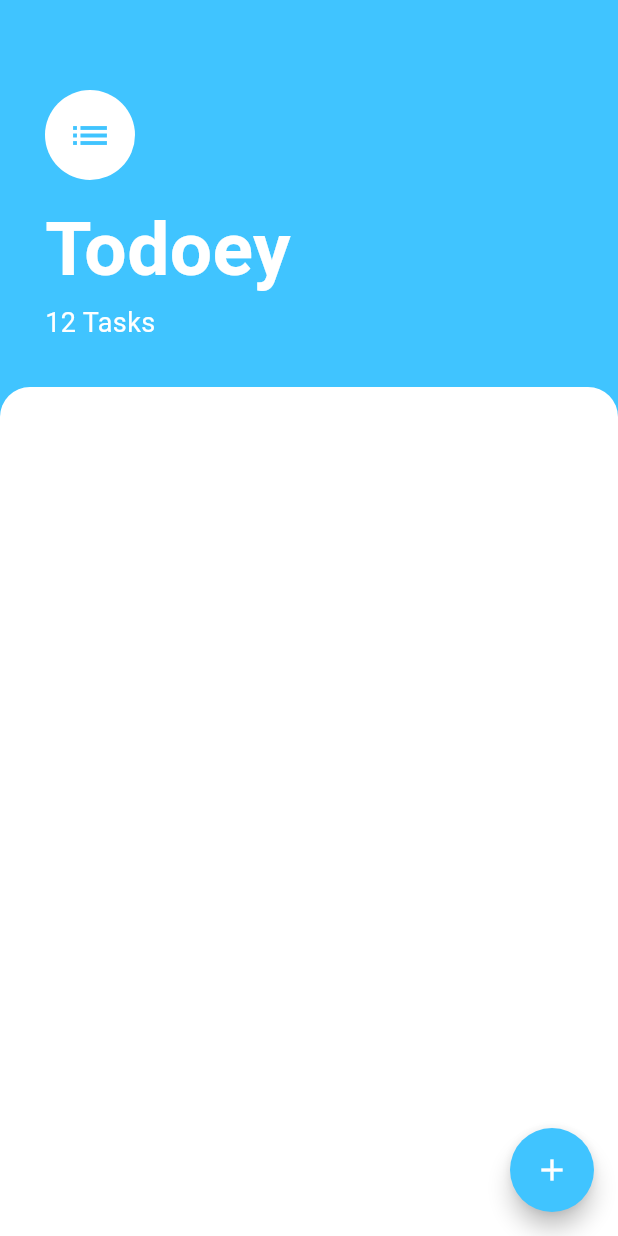
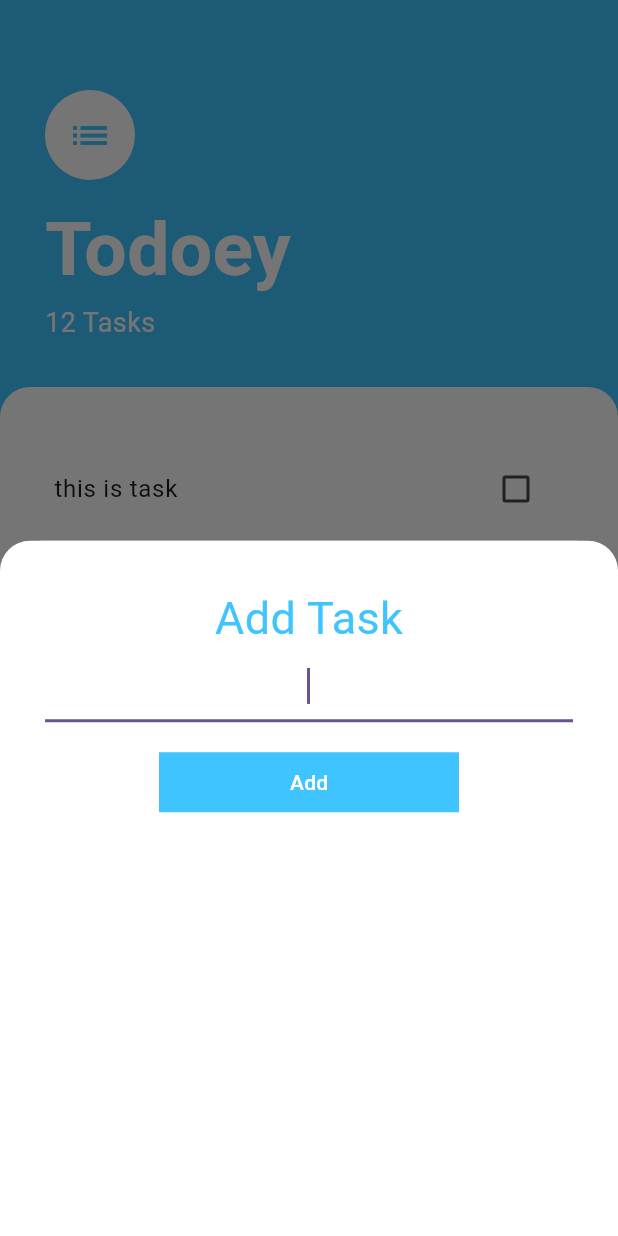
Before and after one commit to Sarathcholakkal/workouts_todoapp_provider, a Flutter app: the screen it shows after launch, after a tap on the "add" icon, on a phone screen of 412 x 824 dp. Run offline on Flutter 3.47's test engine with Material 3 defaults, Android fonts, the phone set to English and light mode, and no system bars.

```diff
--- a/lib/task_screen.dart
+++ b/lib/task_screen.dart
@@ -1,14 +1,21 @@
 import 'package:flutter/material.dart';
+import 'package:todoapp/widgets/add_task_screen.dart';
+import 'package:todoapp/widgets/task_list.dart';
 
 class TaskScreen extends StatelessWidget {
   const TaskScreen({super.key});
+  Widget buildBottomSheet(BuildContext context) {
+    return AddTaskScreen();
+  }
 
   @override
   Widget build(BuildContext context) {
     return Scaffold(
       backgroundColor: Colors.lightBlueAccent,
       floatingActionButton: FloatingActionButton(
-        onPressed: () {},
+        onPressed: () {
+          showModalBottomSheet(context: context, builder: buildBottomSheet);
+        },
 
         shape: RoundedRectangleBorder(borderRadius: BorderRadius.circular(100)),
         child: Icon(Icons.add, color: Colors.white),
@@ -57,6 +64,7 @@ class TaskScreen extends StatelessWidget {
             Expanded(
               child: Container(
                 height: 300,
+                padding: EdgeInsets.symmetric(horizontal: 20.0, vertical: 40),
                 decoration: BoxDecoration(
                   color: Colors.white,
                   borderRadius: BorderRadius.only(
@@ -64,6 +72,7 @@ class TaskScreen extends StatelessWidget {
                     topRight: Radius.circular(20),
                   ),
                 ),
+                child: TaskList(),
               ),
             ),
           ],
--- /dev/null
+++ b/lib/widgets/add_task_screen.dart
@@ -0,0 +1,45 @@
+import 'package:flutter/material.dart';
+
+class AddTaskScreen extends StatelessWidget {
+  const AddTaskScreen({super.key});
+
+  @override
+  Widget build(BuildContext context) {
+    return Container(
+      width: double.infinity,
+      padding: EdgeInsets.all(30),
+      decoration: BoxDecoration(
+        color: Colors.white,
+        borderRadius: BorderRadius.only(
+          topLeft: Radius.circular(20.0),
+          topRight: Radius.circular(20.0),
+        ),
+      ),
+      child: Column(
+        children: [
+          Text(
+            'Add Task',
+            style: TextStyle(fontSize: 30.0, color: Colors.lightBlueAccent),
+          ),
+          TextField(autofocus: true, textAlign: TextAlign.center),
+          SizedBox(height: 20),
+          SizedBox(
+            height: 40,
+            width: 200,
+            child: TextButton(
+              onPressed: () {},
+              style: TextButton.styleFrom(
+                foregroundColor: Colors.white,
+                backgroundColor: Colors.lightBlueAccent, // text color
+                shape: RoundedRectangleBorder(
+                  borderRadius: BorderRadius.zero, // no rounded corners
+                ),
+              ),
+              child: Text('Add'),
+            ),
+          ),
+        ],
+      ),
+    );
+  }
+}
--- /dev/null
+++ b/lib/widgets/task_list.dart
@@ -0,0 +1,13 @@
+import 'package:flutter/material.dart';
+import 'package:todoapp/widgets/task_tile.dart';
+
+class TaskList extends StatelessWidget {
+  const TaskList({super.key});
+
+  @override
+  Widget build(BuildContext context) {
+    return ListView(
+      children: [TaskTile(), TaskTile(), TaskTile(), TaskTile(), TaskTile()],
+    );
+  }
+}
--- /dev/null
+++ b/lib/widgets/task_tile.dart
@@ -0,0 +1,13 @@
+import 'package:flutter/material.dart';
+
+class TaskTile extends StatelessWidget {
+  const TaskTile({super.key});
+
+  @override
+  Widget build(BuildContext context) {
+    return ListTile(
+      title: Text('this is task'),
+      trailing: Checkbox(value: false, onChanged: (value) {}),
+    );
+  }
+}
```
